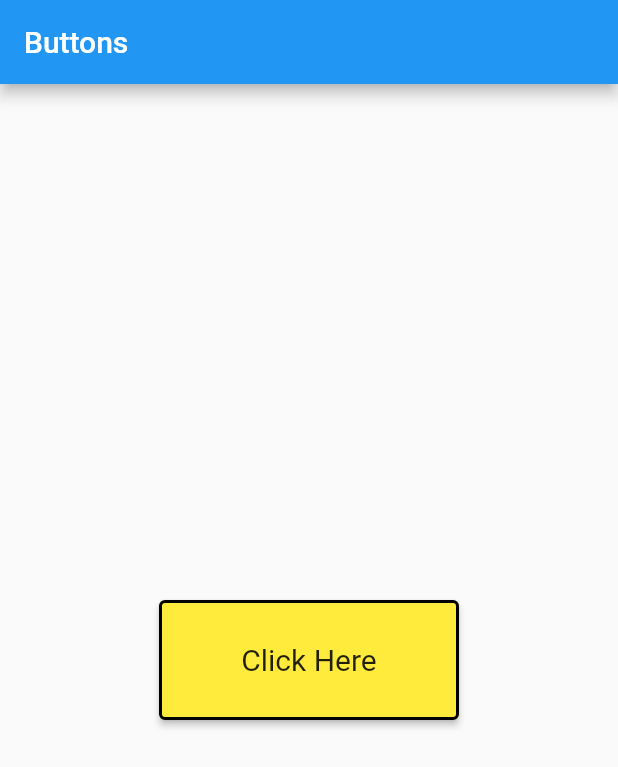
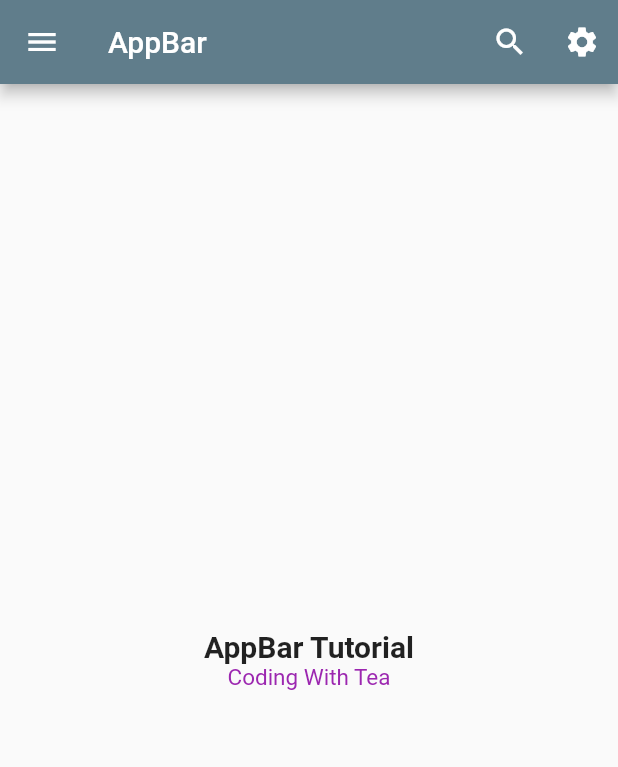
Before and after one commit to Pankajkalbande/flutter_application_1, a Flutter app: the screen it shows after launch, on a phone screen of 412 x 824 dp. Shown: the top 767 px of the screen. Run offline on Flutter 3.47's test engine with Material 2 defaults, Android fonts, the phone set to English and light mode, and no system bars.

Commit message:
Added AppBar with some icons

```diff
--- a/lib/main.dart
+++ b/lib/main.dart
@@ -1,4 +1,5 @@
 import 'package:flutter/material.dart';
+import 'package:flutter_application_1/screen/addAppBar.dart';
 import 'package:flutter_application_1/screen/addButtons.dart';
 //import 'package:flutter_application_1/screen/AddIcons.dart';
 import 'package:flutter_application_1/screen/container.dart';
@@ -14,7 +15,8 @@ void main() {
       // home: AddImage(),
       // home: AddIcons(),
       // home: AddContainer(),
-      home: Button(),
+      // home: Button(),
+      home: AddAppBar(),
     ),
   );
 }
--- /dev/null
+++ b/lib/screen/addAppBar.dart
@@ -0,0 +1,32 @@
+import 'package:flutter/material.dart';
+
+class AddAppBar extends StatelessWidget {
+  const AddAppBar({super.key});
+
+  @override
+  Widget build(BuildContext context) {
+    return Scaffold(
+      appBar: AppBar(
+        leading: IconButton(onPressed: () {}, icon: const Icon(Icons.menu)),
+        title: const Text("AppBar"),
+        backgroundColor: Colors.blueGrey,
+        // centerTitle: true,
+        actions: [
+          IconButton(onPressed: () {}, icon: const Icon(Icons.search)),
+          IconButton(onPressed: () {}, icon: const Icon(Icons.settings)),
+        ],
+      ),
+      body: Center(
+        child: Column(
+          mainAxisAlignment: MainAxisAlignment.center,
+          children: const [
+            Text("AppBar Tutorial",
+                style: TextStyle(fontSize: 20.0, fontWeight: FontWeight.bold)),
+            Text("Coding With Tea",
+                style: TextStyle(fontSize: 15.0, color: Colors.purple))
+          ],
+        ),
+      ),
+    );
+  }
+}
```
